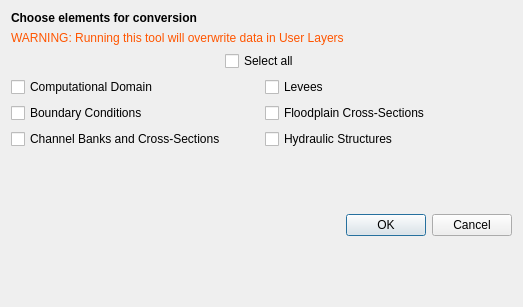
Above: flo2d/ui/schema2user.ui from FLO-2DSoftware/qgis-flo-2d-plugin before the change. Below: the same form after it.
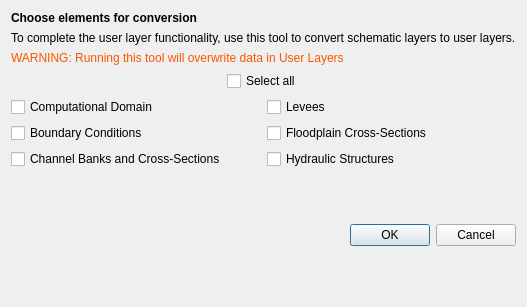
That is the form after the change.

Commit message:
Schematic to user layers conversion redundancy #2204 (#2205)
* - Update the message in Schematic Layers to User layers tool dialog

* - Remove the intermediate dialog between Files read confirmation dialog and schematic layers to user layers dialog

* revert unintended chnage

* Undo previous commits

* Update ui text in Schematic Layers to User Layers tool dialog

Patch:
```diff
--- a/flo2d/ui/schema2user.ui
+++ b/flo2d/ui/schema2user.ui
@@ -25,13 +25,20 @@
     </widget>
    </item>
    <item row="1" column="0" colspan="2">
+    <widget class="QLabel" name="label_5">
+     <property name="text">
+      <string>To complete the user layer functionality, use this tool to convert schematic layers to user layers.</string>
+     </property>
+    </widget>
+   </item>
+   <item row="2" column="0" colspan="2">
     <widget class="QLabel" name="label_6">
      <property name="text">
       <string>&lt;html&gt;&lt;head/&gt;&lt;body&gt;&lt;p&gt;&lt;span style=&quot; color:#ff5500;&quot;&gt;WARNING: Running this tool will overwrite data in User Layers&lt;/span&gt;&lt;/p&gt;&lt;/body&gt;&lt;/html&gt;</string>
      </property>
     </widget>
    </item>
-   <item row="2" column="0" colspan="2">
+   <item row="3" column="0" colspan="2">
     <layout class="QVBoxLayout" name="verticalLayout">
      <item>
       <layout class="QGridLayout" name="gridLayout_4">
@@ -121,7 +128,7 @@
      </item>
     </layout>
    </item>
-   <item row="3" column="0">
+   <item row="4" column="0">
     <spacer name="verticalSpacer">
      <property name="orientation">
       <enum>Qt::Vertical</enum>
@@ -134,7 +141,7 @@
      </property>
     </spacer>
    </item>
-   <item row="3" column="1">
+   <item row="4" column="1">
     <widget class="QDialogButtonBox" name="buttonBox">
      <property name="orientation">
       <enum>Qt::Horizontal</enum>
```
The commit also changes 1 other file.
